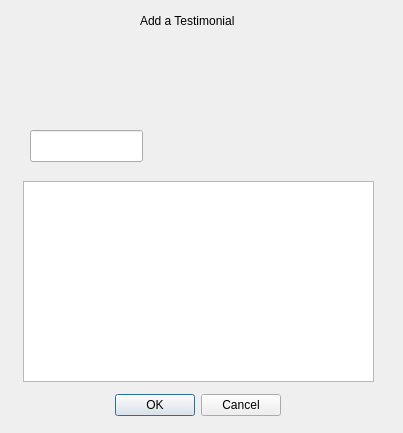
Before: the Qt Designer form forms/AddTestimonialPopup.ui in tigerjpg/cybersecurity, drawn with Qt 5.
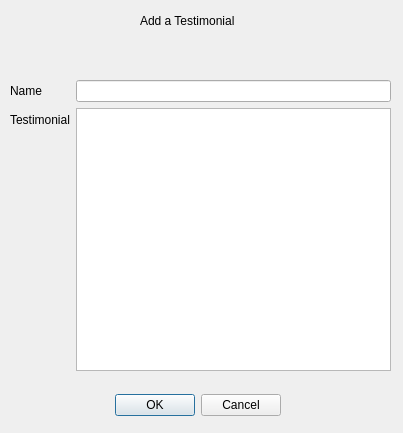
After: the same form once the commit is applied.

Commit message: [#61] alter add testimonial popup layout

The edit to the form file:
```diff
--- a/forms/AddTestimonialPopup.ui
+++ b/forms/AddTestimonialPopup.ui
@@ -26,19 +26,6 @@
     <string>Add a Testimonial</string>
    </property>
   </widget>
-  <widget class="QTextEdit" name="testimonial_popup_textEdit">
-   <property name="geometry">
-    <rect>
-     <x>23</x>
-     <y>181</y>
-     <width>351</width>
-     <height>201</height>
-    </rect>
-   </property>
-   <property name="acceptRichText">
-    <bool>false</bool>
-   </property>
-  </widget>
   <widget class="QDialogButtonBox" name="testimonial_popup_buttonBox">
    <property name="geometry">
     <rect>
@@ -52,15 +39,25 @@
     <set>QDialogButtonBox::Cancel|QDialogButtonBox::Ok</set>
    </property>
   </widget>
+  <widget class="QWidget" name="formLayoutWidget">
+   <property name="geometry">
+    <rect>
+     <x>10</x>
+     <y>80</y>
+     <width>381</width>
+     <height>291</height>
+    </rect>
+   </property>
+   <layout class="QFormLayout" name="formLayout">
+    <item row="1" column="0">
+     <widget class="QLabel" name="label">
+      <property name="text">
+       <string>Name</string>
+      </property>
+     </widget>
+    </item>
+    <item row="1" column="1">
   <widget class="QLineEdit" name="testimonial_popup_nameLineEdit">
-   <property name="geometry">
-    <rect>
-     <x>30</x>
-     <y>130</y>
-     <width>113</width>
-     <height>32</height>
-    </rect>
-   </property>
    <property name="sizePolicy">
     <sizepolicy hsizetype="Expanding" vsizetype="Fixed">
      <horstretch>0</horstretch>
@@ -73,6 +70,23 @@
    <property name="maxLength">
     <number>128</number>
    </property>
+     </widget>
+    </item>
+    <item row="2" column="0">
+     <widget class="QLabel" name="label_2">
+      <property name="text">
+       <string>Testimonial</string>
+      </property>
+     </widget>
+    </item>
+    <item row="2" column="1">
+     <widget class="QTextEdit" name="testimonial_popup_textEdit">
+      <property name="acceptRichText">
+       <bool>false</bool>
+      </property>
+     </widget>
+    </item>
+   </layout>
   </widget>
  </widget>
  <resources/>
```
Lines whose indentation alone changed are shown as unchanged. The commit also changes 2 other files.
